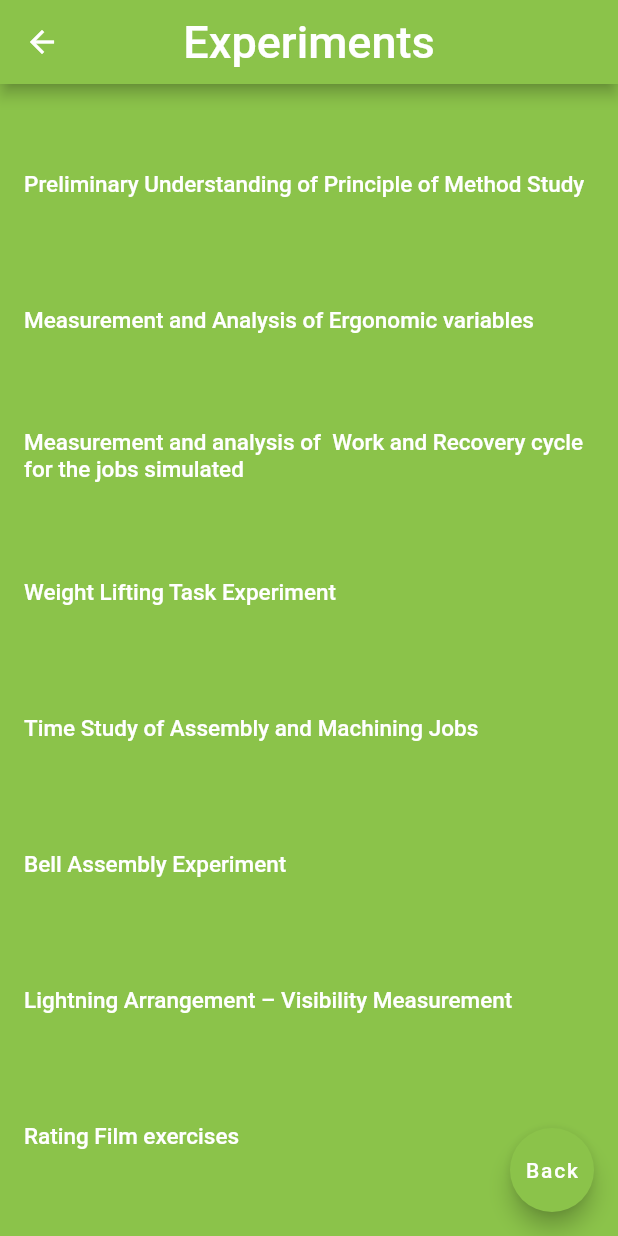
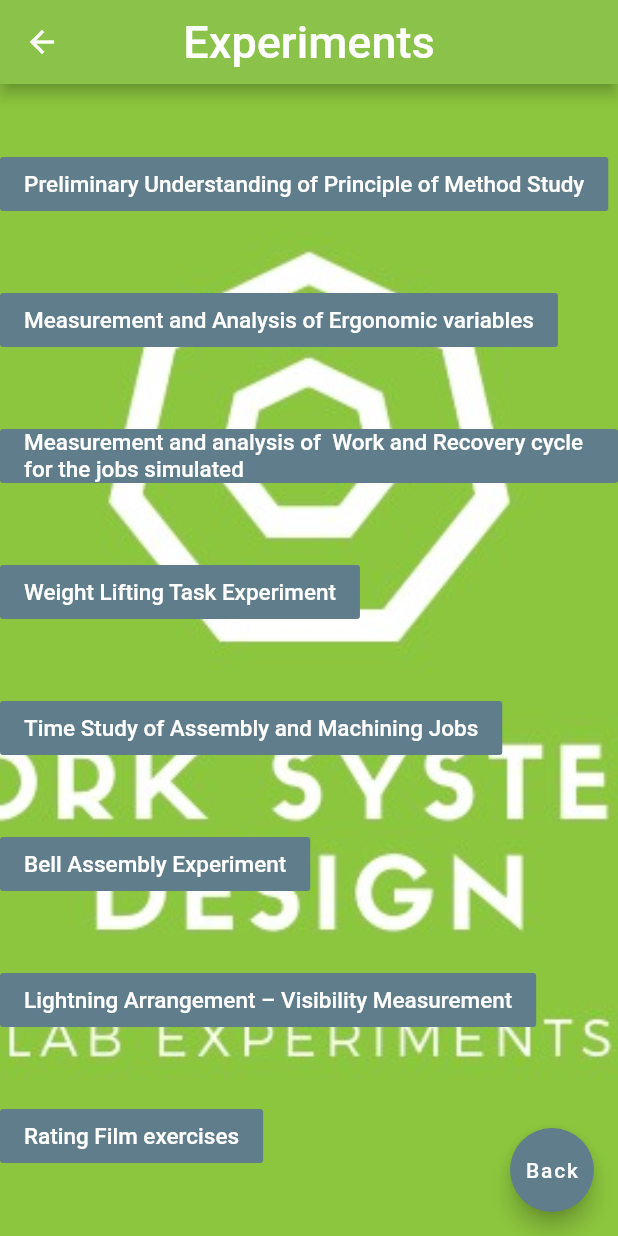
Before and after one commit to manan2277/wsd_lab, a Flutter app: the screen it shows after launch, after a tap on "Next", on a phone screen of 412 x 824 dp. Run offline on Flutter 3.47's test engine with Material 2 defaults, Android fonts, the phone set to English and light mode, and no system bars; missing offline and left inert: dart:html.

Commit message:
Update main.dart
added our logo in the next frame and

```diff
--- a/lib/main.dart
+++ b/lib/main.dart
@@ -3,8 +3,8 @@ import 'dart:html';
 import 'package:flutter/material.dart';
 import 'package:flutter/widgets.dart';
 
-void main()=>runApp(MaterialApp(
-  home:Home(),
+void main() => runApp(MaterialApp(
+      home: Home(),
     ));
 
 class Home extends StatelessWidget {
@@ -15,17 +15,15 @@ class Home extends StatelessWidget {
       body: Container(
         decoration: BoxDecoration(
           image: DecorationImage(
-              image:AssetImage('Images/homepage.jpg'),
-              fit:BoxFit.contain
-          ),
+              image: AssetImage('Images/homepage.jpg'), fit: BoxFit.contain),
         ),
       ),
       floatingActionButton: FloatingActionButton(
-        child: Text("Next",
-          style: TextStyle(
-              fontSize: 15),
+        child: Text(
+          "Next",
+          style: TextStyle(fontSize: 15),
         ),
-        backgroundColor: Colors.lightGreen,
+        backgroundColor: Colors.blueGrey,
         onPressed: () {
           Navigator.push(
             context,
@@ -36,13 +34,15 @@ class Home extends StatelessWidget {
     );
   }
 }
+
 class SubPage extends StatelessWidget {
   @override
   Widget build(BuildContext context) {
     return Scaffold(
-      backgroundColor: Colors.lightGreen ,
+      backgroundColor: Colors.lightGreen,
       appBar: AppBar(
-        title: Text('Experiments',
+        title: Text(
+          'Experiments',
           style: TextStyle(
             color: Colors.white,
             fontSize: 30,
@@ -51,108 +51,121 @@ class SubPage extends StatelessWidget {
         centerTitle: true,
         backgroundColor: Colors.lightGreen,
       ),
-      body:Container(
-        //color: Colors.lightGreen,
-        child:Column(
+      body: Container(
+        decoration: BoxDecoration(
+          image: DecorationImage(
+              image: AssetImage('Images/homepage.jpg'), fit: BoxFit.cover),
+        ),
+        child: Column(
           mainAxisAlignment: MainAxisAlignment.spaceEvenly,
           crossAxisAlignment: CrossAxisAlignment.start,
           children: <Widget>[
             FlatButton(
-              onPressed: (){
+              onPressed: () {
                 Navigator.push(
                   context,
                   MaterialPageRoute(builder: (context) => Prelim()),
-                );},
-              child: Text("Preliminary Understanding of Principle of Method Study",
-                style: TextStyle(
-                    fontSize: 15,
-                    color: Colors.white
-                ),),
-              color: Colors.lightGreen,
+                );
+              },
+              child: Text(
+                "Preliminary Understanding of Principle of Method Study",
+                style: TextStyle(fontSize: 15, color: Colors.white),
+              ),
+              color: Colors.blueGrey,
             ),
             FlatButton(
-              onPressed: (){ Navigator.push(
+              onPressed: () {
+                Navigator.push(
                   context,
                   MaterialPageRoute(builder: (context) => Measure()),
-              );},
-              child: Text("Measurement and Analysis of Ergonomic variables",
-                style: TextStyle(
-                    fontSize: 15,
-                    color: Colors.white
-                ),),
-              color: Colors.lightGreen,
+                );
+              },
+              child: Text(
+                "Measurement and Analysis of Ergonomic variables",
+                style: TextStyle(fontSize: 15, color: Colors.white),
+              ),
+              color: Colors.blueGrey,
             ),
             FlatButton(
-              onPressed: (){ Navigator.push(
+              onPressed: () {
+                Navigator.push(
                   context,
                   MaterialPageRoute(builder: (context) => Recovery()),
-              );},
-              child: Text("Measurement and analysis of  Work and Recovery cycle for the jobs simulated",
-                style: TextStyle(
-                    fontSize: 15,
-                    color: Colors.white
-                ),),
-              color: Colors.lightGreen,
+                );
+              },
+              child: Text(
+                "Measurement and analysis of  Work and Recovery cycle for the jobs simulated",
+                style: TextStyle(fontSize: 15, color: Colors.white),
+              ),
+              color: Colors.blueGrey,
             ),
             FlatButton(
-              onPressed: (){ Navigator.push(
+              onPressed: () {
+                Navigator.push(
                   context,
                   MaterialPageRoute(builder: (context) => Weight()),
-              );},
-              child: Text("Weight Lifting Task Experiment",
-                style: TextStyle(
-                    fontSize: 15,
-                    color: Colors.white
-                ),),
-              color: Colors.lightGreen,
+                );
+              },
+              child: Text(
+                "Weight Lifting Task Experiment",
+                style: TextStyle(fontSize: 15, color: Colors.white),
+              ),
+              color: Colors.blueGrey,
             ),
             FlatButton(
-              onPressed: (){ Navigator.push(
+              onPressed: () {
+                Navigator.push(
                   context,
                   MaterialPageRoute(builder: (context) => Time()),
-              );},
-              child: Text("Time Study of Assembly and Machining Jobs",
+                );
+              },
+              child: Text(
+                "Time Study of Assembly and Machining Jobs",
                 style: TextStyle(
                   color: Colors.white,
                   fontSize: 15,
-                ),),
-              color: Colors.lightGreen,
+                ),
+              ),
+              color: Colors.blueGrey,
             ),
             FlatButton(
-              onPressed: (){ Navigator.push(
+              onPressed: () {
+                Navigator.push(
                   context,
                   MaterialPageRoute(builder: (context) => Bell()),
-              );},
-              child: Text("Bell Assembly Experiment",
-                style: TextStyle(
-                    fontSize: 15,
-                    color: Colors.white
-                ),),
-              color: Colors.lightGreen,
+                );
+              },
+              child: Text(
+                "Bell Assembly Experiment",
+                style: TextStyle(fontSize: 15, color: Colors.white),
+              ),
+              color: Colors.blueGrey,
             ),
             FlatButton(
-              onPressed: (){ Navigator.push(
+              onPressed: () {
+                Navigator.push(
                   context,
                   MaterialPageRoute(builder: (context) => Lightning()),
-              );},
-              child: Text("Lightning Arrangement – Visibility Measurement",
-                style: TextStyle(
-                    fontSize: 15,
-                    color: Colors.white
-                ),),
-              color: Colors.lightGreen,
+                );
+              },
+              child: Text(
+                "Lightning Arrangement – Visibility Measurement",
+                style: TextStyle(fontSize: 15, color: Colors.white),
+              ),
+              color: Colors.blueGrey,
             ),
             FlatButton(
-              onPressed: (){ Navigator.push(
+              onPressed: () {
+                Navigator.push(
                   context,
                   MaterialPageRoute(builder: (context) => Rating()),
-              );},
-              child: Text("Rating Film exercises",
-                style: TextStyle(
-                    fontSize: 15,
-                    color: Colors.white
-                ),),
-              color: Colors.lightGreen,
+                );
+              },
+              child: Text(
+                "Rating Film exercises",
+                style: TextStyle(fontSize: 15, color: Colors.white),
+              ),
+              color: Colors.blueGrey,
             ),
             /*FlatButton(
               onPressed: (){ Navigator.push(
@@ -166,13 +179,16 @@ class SubPage extends StatelessWidget {
               color: Colors.lightGreen,
             ),*/
           ],
-        ),),
+        ),
+      ),
       floatingActionButton: FloatingActionButton(
-        child: Text("Back",
+        child: Text(
+          "Back",
           style: TextStyle(
             color: Colors.white,
-          ),),
-        backgroundColor: Colors.lightGreen,
+          ),
+        ),
+        backgroundColor: Colors.blueGrey,
         onPressed: () {
           Navigator.pop(context);
         },
@@ -180,13 +196,15 @@ class SubPage extends StatelessWidget {
     );
   }
 }
+
 class Prelim extends StatelessWidget {
   @override
   Widget build(BuildContext context) {
     return Scaffold(
-      backgroundColor: Colors.lightGreen ,
+      backgroundColor: Colors.lightGreen,
       appBar: AppBar(
-        title: Text('Preliminary Understanding of Principle of Method Study',
+        title: Text(
+          'Preliminary Understanding of Principle of Method Study',
           style: TextStyle(
             color: Colors.white,
             fontSize: 25,
@@ -196,10 +214,12 @@ class Prelim extends StatelessWidget {
         backgroundColor: Colors.lightGreen,
       ),
       floatingActionButton: FloatingActionButton(
-        child: Text("Back",
+        child: Text(
+          "Back",
           style: TextStyle(
             color: Colors.white,
-          ),),
+          ),
+        ),
         backgroundColor: Colors.lightGreen,
         onPressed: () {
           Navigator.pop(context);
@@ -208,13 +228,15 @@ class Prelim extends StatelessWidget {
     );
   }
 }
+
 class Measure extends StatelessWidget {
   @override
   Widget build(BuildContext context) {
     return Scaffold(
-      backgroundColor: Colors.lightGreen ,
+      backgroundColor: Colors.lightGreen,
       appBar: AppBar(
-        title: Text('Measurement and Analysis of Ergonomic Variables',
+        title: Text(
+          'Measurement and Analysis of Ergonomic Variables',
           style: TextStyle(
             color: Colors.white,
             fontSize: 25,
@@ -224,10 +246,12 @@ class Measure extends StatelessWidget {
         backgroundColor: Colors.lightGreen,
       ),
       floatingActionButton: FloatingActionButton(
-        child: Text("Back",
+        child: Text(
+          "Back",
           style: TextStyle(
             color: Colors.white,
-          ),),
+          ),
+        ),
         backgroundColor: Colors.lightGreen,
         onPressed: () {
           Navigator.pop(context);
@@ -236,13 +260,15 @@ class Measure extends StatelessWidget {
     );
   }
 }
+
 class Recovery extends StatelessWidget {
   @override
   Widget build(BuildContext context) {
     return Scaffold(
-      backgroundColor: Colors.lightGreen ,
+      backgroundColor: Colors.lightGreen,
       appBar: AppBar(
-        title: Text('Measurement and Analysis of Work and Recovery cycles for Jobs',
+        title: Text(
+          'Measurement and Analysis of Work and Recovery cycles for Jobs',
           style: TextStyle(
             color: Colors.white,
             fontSize: 25,
@@ -252,10 +278,12 @@ class Recovery extends StatelessWidget {
         backgroundColor: Colors.lightGreen,
       ),
       floatingActionButton: FloatingActionButton(
-        child: Text("Back",
+        child: Text(
+          "Back",
           style: TextStyle(
             color: Colors.white,
-          ),),
+          ),
+        ),
         backgroundColor: Colors.lightGreen,
         onPressed: () {
           Navigator.pop(context);
@@ -264,13 +292,15 @@ class Recovery extends StatelessWidget {
     );
   }
 }
+
 class Weight extends StatelessWidget {
   @override
   Widget build(BuildContext context) {
     return Scaffold(
-      backgroundColor: Colors.lightGreen ,
+      backgroundColor: Colors.lightGreen,
       appBar: AppBar(
-        title: Text('Weight lifting task experiment',
+        title: Text(
+          'Weight lifting task experiment',
           style: TextStyle(
             color: Colors.white,
             fontSize: 25,
@@ -280,10 +310,12 @@ class Weight extends StatelessWidget {
         backgroundColor: Colors.lightGreen,
       ),
       floatingActionButton: FloatingActionButton(
-        child: Text("Back",
+        child: Text(
+          "Back",
           style: TextStyle(
             color: Colors.white,
-          ),),
+          ),
+        ),
         backgroundColor: Colors.lightGreen,
         onPressed: () {
           Navigator.pop(context);
@@ -292,13 +324,15 @@ class Weight extends StatelessWidget {
     );
   }
 }
+
 class Time extends StatelessWidget {
   @override
   Widget build(BuildContext context) {
     return Scaffold(
-      backgroundColor: Colors.lightGreen ,
+      backgroundColor: Colors.lightGreen,
       appBar: AppBar(
-        title: Text('Time study of Assembly and Machining Jobs',
+        title: Text(
+          'Time study of Assembly and Machining Jobs',
           style: TextStyle(
             color: Colors.white,
             fontSize: 25,
@@ -308,10 +342,12 @@ class Time extends StatelessWidget {
         backgroundColor: Colors.lightGreen,
       ),
       floatingActionButton: FloatingActionButton(
-        child: Text("Back",
+        child: Text(
+          "Back",
           style: TextStyle(
             color: Colors.white,
-          ),),
+          ),
+        ),
         backgroundColor: Colors.lightGreen,
         onPressed: () {
           Navigator.pop(context);
@@ -320,13 +356,15 @@ class Time extends StatelessWidget {
     );
   }
 }
+
 class Lightning extends StatelessWidget {
   @override
   Widget build(BuildContext context) {
     return Scaffold(
-      backgroundColor: Colors.lightGreen ,
+      backgroundColor: Colors.lightGreen,
       appBar: AppBar(
-        title: Text('Lightning Arrangement - Visibility Measurement',
+        title: Text(
+          'Lightning Arrangement - Visibility Measurement',
           style: TextStyle(
             color: Colors.white,
             fontSize: 25,
@@ -336,10 +374,12 @@ class Lightning extends StatelessWidget {
         backgroundColor: Colors.lightGreen,
       ),
       floatingActionButton: FloatingActionButton(
-        child: Text("Back",
+        child: Text(
+          "Back",
           style: TextStyle(
             color: Colors.white,
-          ),),
+          ),
+        ),
         backgroundColor: Colors.lightGreen,
         onPressed: () {
           Navigator.pop(context);
@@ -348,13 +388,15 @@ class Lightning extends StatelessWidget {
     );
   }
 }
+
 class Rating extends StatelessWidget {
   @override
   Widget build(BuildContext context) {
     return Scaffold(
-      backgroundColor: Colors.lightGreen ,
+      backgroundColor: Colors.lightGreen,
       appBar: AppBar(
-        title: Text('Rating Film Exercises',
+        title: Text(
+          'Rating Film Exercises',
           style: TextStyle(
             color: Colors.white,
             fontSize: 25,
@@ -364,10 +406,12 @@ class Rating extends StatelessWidget {
         backgroundColor: Colors.lightGreen,
       ),
       floatingActionButton: FloatingActionButton(
-        child: Text("Back",
+        child: Text(
+          "Back",
           style: TextStyle(
             color: Colors.white,
-          ),),
+          ),
+        ),
         backgroundColor: Colors.lightGreen,
         onPressed: () {
           Navigator.pop(context);
@@ -376,13 +420,15 @@ class Rating extends StatelessWidget {
     );
   }
 }
+
 class Bell extends StatelessWidget {
   @override
   Widget build(BuildContext context) {
     return Scaffold(
-      backgroundColor: Colors.lightGreen ,
+      backgroundColor: Colors.lightGreen,
       appBar: AppBar(
-        title: Text('Bell Assembly Experiment',
+        title: Text(
+          'Bell Assembly Experiment',
           style: TextStyle(
             color: Colors.white,
             fontSize: 25,
@@ -392,10 +438,12 @@ class Bell extends StatelessWidget {
         backgroundColor: Colors.lightGreen,
       ),
       floatingActionButton: FloatingActionButton(
-        child: Text("Back",
+        child: Text(
+          "Back",
           style: TextStyle(
             color: Colors.white,
-          ),),
+          ),
+        ),
         backgroundColor: Colors.lightGreen,
         onPressed: () {
           Navigator.pop(context);
```
Lines whose indentation alone changed are shown as unchanged.
